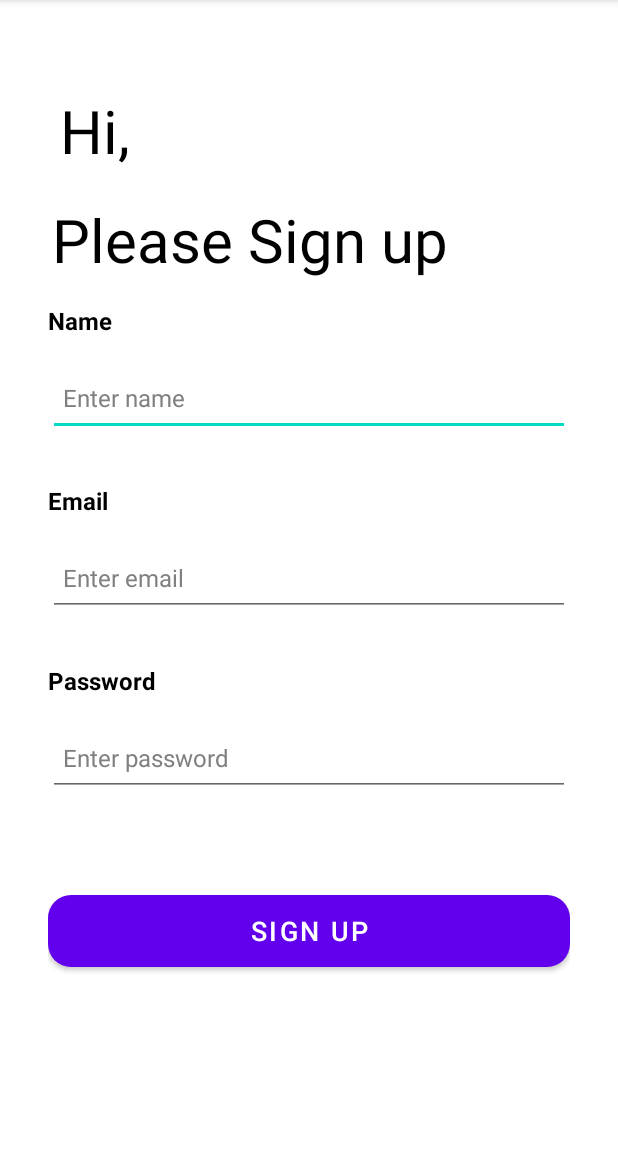
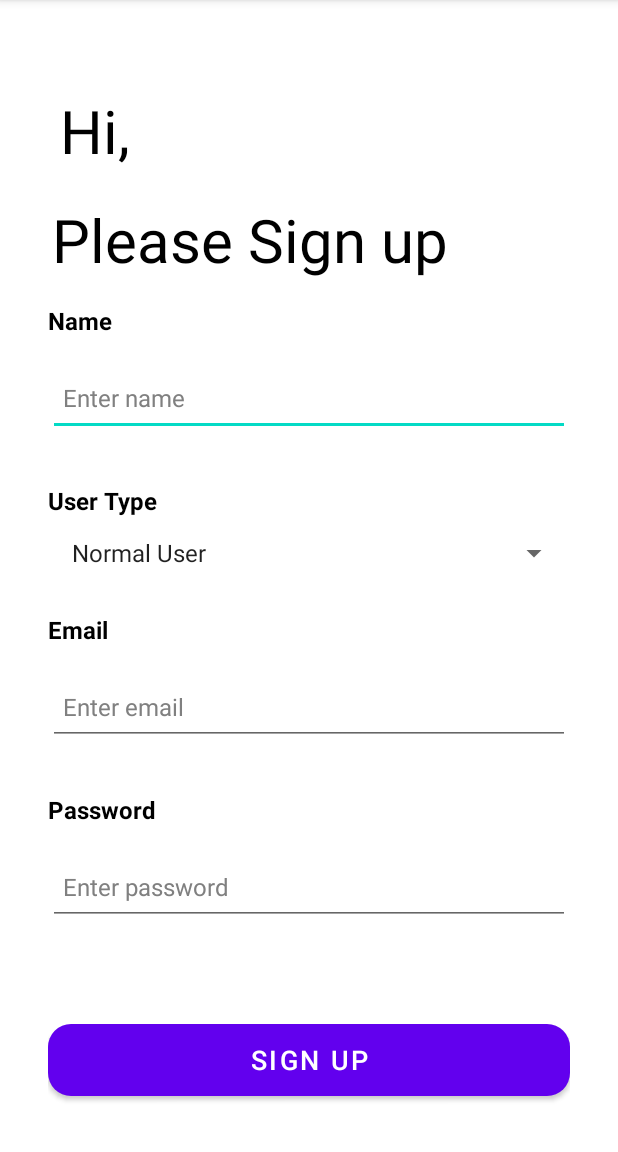
Before and after one commit to edwinaringo/movers, an Android app: the Sign_Up screen opened directly, with no data from a screen before it, on a phone screen of 412 x 824 dp, the part 84-1236 px from its top. Run offline under Robolectric (Android 15) with nearby library versions, the phone set to English and light mode, and no system bars; our stand-ins replace Firebase (no records; nobody signed in at launch, a user with empty details on screens opened directly); Roboto replaces fonts that are not available here.

Commit message:
Added a spinner for a drop down list

```diff
--- a/app/build.gradle
+++ b/app/build.gradle
@@ -45,7 +45,9 @@ dependencies {
     //for butterknife
     implementation 'com.jakewharton:butterknife:10.2.0'
     annotationProcessor 'com.jakewharton:butterknife-compiler:10.2.0'
+    implementation 'pl.droidsonroids.gif:android-gif-drawable:1.2.19'
+    implementation 'com.github.bumptech.glide:glide:4.11.0'
+    annotationProcessor 'com.github.bumptech.glide:compiler:4.11.0'
 
-    implementation 'pl.droidsonroids.gif:android-gif-drawable:1.2.19'
 
 }
--- a/app/src/main/java/com/example/movers_app/Sign_Up.java
+++ b/app/src/main/java/com/example/movers_app/Sign_Up.java
@@ -7,8 +7,10 @@ import android.content.Intent;
 import android.os.Bundle;
 import android.util.Patterns;
 import android.view.View;
+import android.widget.ArrayAdapter;
 import android.widget.Button;
 import android.widget.EditText;
+import android.widget.Spinner;
 import android.widget.Toast;
 
 import com.google.android.gms.tasks.OnCompleteListener;
@@ -27,6 +29,12 @@ public class Sign_Up extends AppCompatActivity implements View.OnClickListener{
     protected void onCreate(Bundle savedInstanceState) {
         super.onCreate(savedInstanceState);
         setContentView(R.layout.activity_sign_up);
+
+        Spinner mySpinner = (Spinner) findViewById(R.id.spinner3);
+        ArrayAdapter<String> myAdapter = new ArrayAdapter<String>(Sign_Up.this,
+                android.R.layout.simple_list_item_1, getResources().getStringArray(R.array.type_of_user));
+        myAdapter.setDropDownViewResource(android.R.layout.simple_spinner_dropdown_item);
+        mySpinner.setAdapter(myAdapter);
 
         mAuth = FirebaseAuth.getInstance();
 
--- a/app/src/main/res/layout/activity_sign_up.xml
+++ b/app/src/main/res/layout/activity_sign_up.xml
@@ -86,6 +86,30 @@
                 android:orientation="vertical">
 
                 <TextView
+                    android:id="@+id/textView9"
+                    android:layout_width="match_parent"
+                    android:layout_height="wrap_content"
+                    android:layout_marginTop="16dp"
+                    android:text="User Type"
+                    android:textColor="#000000"
+                    android:textSize="16sp"
+                    android:textStyle="bold" />
+
+            </LinearLayout>
+
+            <LinearLayout
+                android:layout_width="match_parent"
+                android:layout_height="match_parent"
+                android:layout_marginStart="32dp"
+                android:layout_marginEnd="32dp"
+                android:orientation="vertical">
+
+                <Spinner
+                    android:id="@+id/spinner3"
+                    android:layout_width="match_parent"
+                    android:layout_height="wrap_content" />
+
+                <TextView
                     android:id="@+id/textView8"
                     android:layout_width="match_parent"
                     android:layout_height="wrap_content"
--- a/app/src/main/res/values/strings.xml
+++ b/app/src/main/res/values/strings.xml
@@ -7,8 +7,12 @@
         <string name="app_signup">Sign Up!</string>
         <string name="app_login">Login</string>
         <string name="app_email">Email Address</string>
-        <string name="app_password">Password</string>
 
+        <string-array name="type_of_user">
+            <item>Normal User</item>
+            <item>Mover</item>
+
+        </string-array>
         <string name="app_Repassword">Re-EnterPassword</string>
         <string name="app_forgot_password">Forgot Password?</string>
 
```
